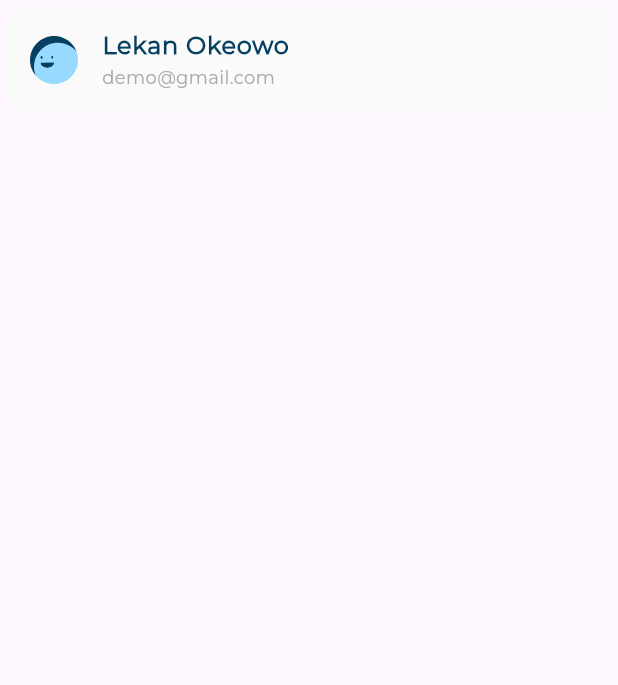
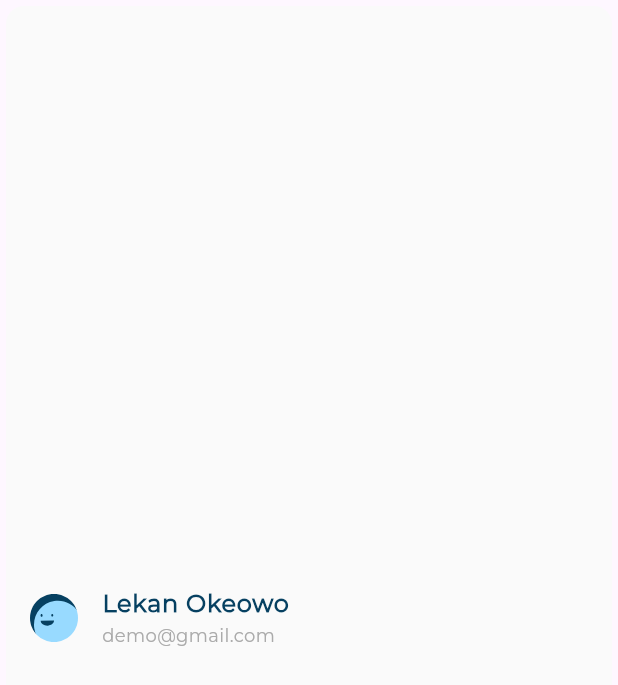
Before and after one commit to SalahYasser/responsive_dash_board, a Flutter app: the UserInfoListTile widget shown alone on an empty page, opened directly, on a phone screen of 412 x 824 dp. Shown: the top 685 px of the screen. Run offline on Flutter 3.47's test engine with Material 3 defaults, Android fonts, the phone set to English and light mode, and no system bars; our stand-ins replace flutter_svg.

Commit message:
crate user info model

```diff
--- /dev/null
+++ b/lib/models/user_info_model.dart
@@ -0,0 +1,9 @@
+class UserInfoModel {
+  final String image, title, subTitle;
+
+  const UserInfoModel({
+    required this.image,
+    required this.title,
+    required this.subTitle,
+  });
+}
--- a/lib/widgets/custom_drawer.dart
+++ b/lib/widgets/custom_drawer.dart
@@ -1,5 +1,6 @@
 import 'package:flutter/material.dart';
 import 'package:responsive_dash_board/models/drawer_item_model.dart';
+import 'package:responsive_dash_board/models/user_info_model.dart';
 import 'package:responsive_dash_board/utils/app_images.dart';
 import 'package:responsive_dash_board/widgets/active_and_inactive_item.dart';
 import 'package:responsive_dash_board/widgets/drawer_item_list_view.dart';
@@ -16,9 +17,11 @@ class CustomDrawer extends StatelessWidget {
         slivers: [
           SliverToBoxAdapter(
             child: UserInfoListTile(
-              image: Assets.imagesAvatar3,
-              title: 'Lekan Okeowo',
-              subTitle: 'demo@gmail.com',
+              userInfoModel: UserInfoModel(
+                image: Assets.imagesAvatar3,
+                title: 'Lekan Okeowo',
+                subTitle: 'demo@gmail.com',
+              ),
             ),
           ),
           SliverToBoxAdapter(
--- a/lib/widgets/user_info_list_tile.dart
+++ b/lib/widgets/user_info_list_tile.dart
@@ -1,31 +1,29 @@
 import 'package:flutter/material.dart';
 import 'package:flutter_svg/flutter_svg.dart';
+import 'package:responsive_dash_board/models/user_info_model.dart';
 import 'package:responsive_dash_board/utils/app_styles.dart';
 
 class UserInfoListTile extends StatelessWidget {
-  const UserInfoListTile({
-    super.key,
-    required this.image,
-    required this.title,
-    required this.subTitle,
-  });
+  const UserInfoListTile({super.key, required this.userInfoModel});
 
-  final String image, title, subTitle;
+  final UserInfoModel userInfoModel;
 
   @override
   Widget build(BuildContext context) {
     return Card(
       elevation: 0,
       color: Color(0xffFAFAFA),
+      child: Center(
         child: ListTile(
-        leading: SvgPicture.asset(image),
+          leading: SvgPicture.asset(userInfoModel.image),
           title: Text(
-          title,
+            userInfoModel.title,
             style: Styles.styleSemiBold16,
           ),
           subtitle: Text(
-          subTitle,
+            userInfoModel.subTitle,
             style: Styles.styleRegular12,
+          ),
         ),
       ),
     );
```
Lines whose indentation alone changed are shown as unchanged.
